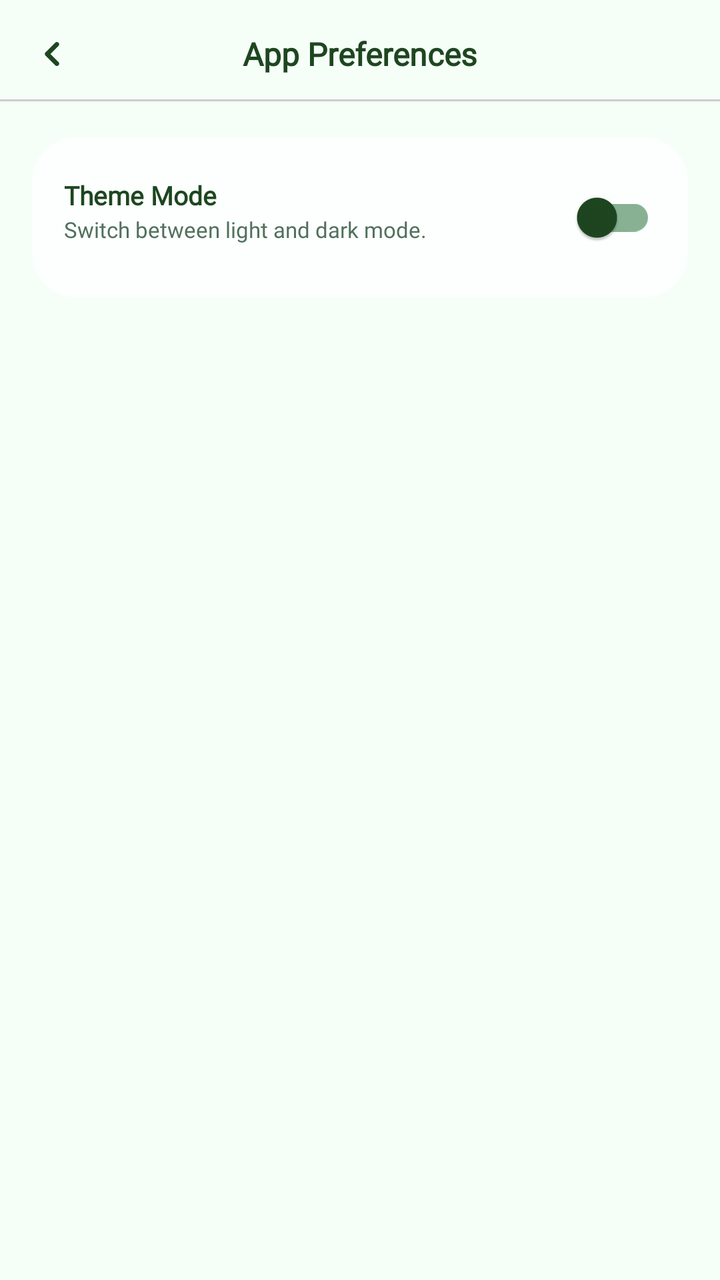
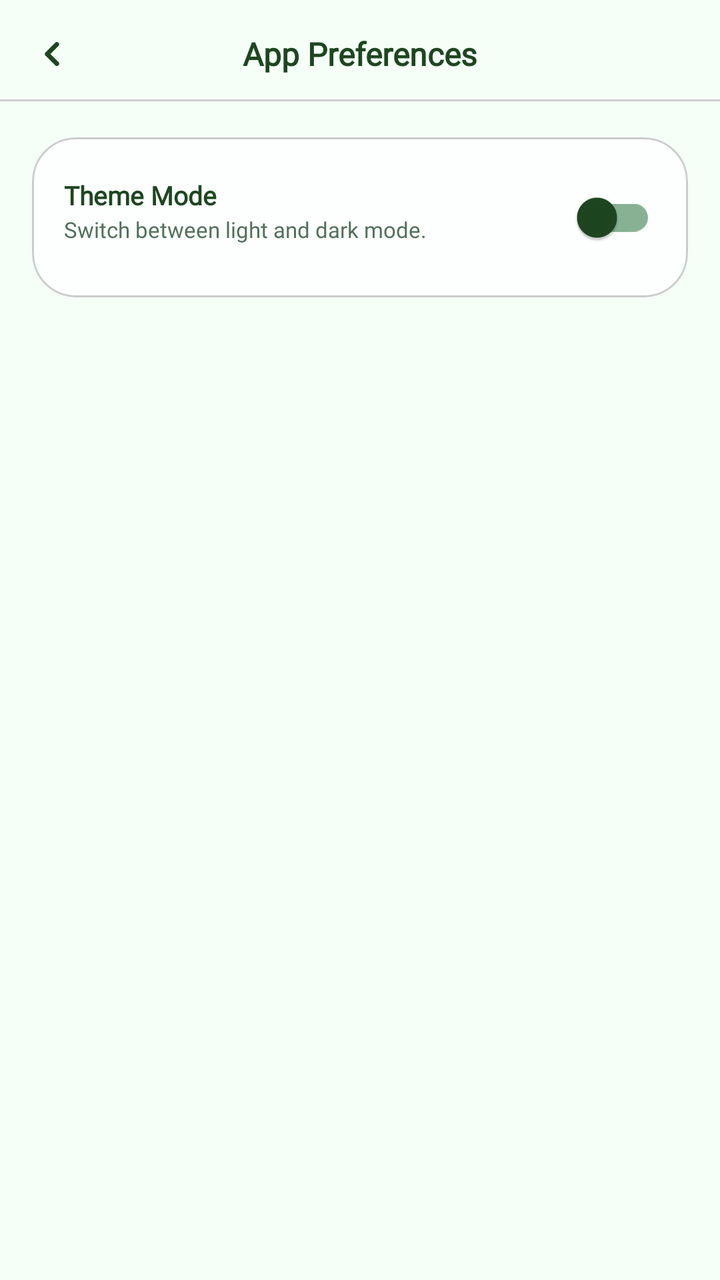

Before-and-after screenshots of an Android layout around one commit, followed by the original layout XML and the change that was made.
<!-- AndroidManifest.xml: application theme Theme.SmartGrow -->
<!-- res/layout/fragment_app_preferences.xml -->
<?xml version="1.0" encoding="utf-8"?>
<androidx.constraintlayout.widget.ConstraintLayout
    xmlns:android="http://schemas.android.com/apk/res/android"
    xmlns:app="http://schemas.android.com/apk/res-auto"
    android:layout_width="match_parent"
    android:layout_height="match_parent"
    android:background="@color/app_background"
    android:clipChildren="false"
    android:clipToPadding="false">

    
    <ImageView
        android:id="@+id/btn_back_preferences"
        android:layout_width="20dp"
        android:layout_height="20dp"
        android:layout_marginStart="16dp"
        android:background="?attr/selectableItemBackgroundBorderless"
        android:clickable="true"
        android:focusable="true"
        android:padding="4dp"
        android:src="@drawable/ic_back"
        app:tint="@color/profile_title_color"
        app:layout_constraintBottom_toBottomOf="@id/tv_preferences_title"
        app:layout_constraintStart_toStartOf="parent"
        app:layout_constraintTop_toTopOf="@id/tv_preferences_title"
        android:contentDescription="Go back" />

    
    <TextView
        android:id="@+id/tv_preferences_title"
        android:layout_width="wrap_content"
        android:layout_height="wrap_content"
        android:layout_marginTop="16dp"
        android:text="App Preferences"
        android:textColor="@color/profile_title_color"
        android:fontFamily="@font/inter_extrabold"
        android:textSize="16sp"
        android:textStyle="bold"
        app:layout_constraintEnd_toEndOf="parent"
        app:layout_constraintStart_toStartOf="parent"
        app:layout_constraintTop_toTopOf="parent" />

    
    <View
        android:id="@+id/header_divider"
        android:layout_width="0dp"
        android:layout_height="1dp"
        android:layout_marginTop="12dp"
        android:background="@color/divider"
        app:layout_constraintEnd_toEndOf="parent"
        app:layout_constraintStart_toStartOf="parent"
        app:layout_constraintTop_toBottomOf="@id/tv_preferences_title" />

    
    <androidx.core.widget.NestedScrollView
        android:layout_width="0dp"
        android:layout_height="0dp"
        android:layout_marginTop="12dp"
        android:fillViewport="true"
        android:scrollbars="none"
        app:layout_constraintBottom_toBottomOf="parent"
        app:layout_constraintEnd_toEndOf="parent"
        app:layout_constraintStart_toStartOf="parent"
        app:layout_constraintTop_toBottomOf="@id/header_divider">

        <LinearLayout
            android:layout_width="match_parent"
            android:layout_height="wrap_content"
            android:orientation="vertical"
            android:paddingBottom="24dp">

            
            <com.google.android.material.card.MaterialCardView
                android:layout_width="match_parent"
                android:layout_height="wrap_content"
                android:layout_marginHorizontal="16dp"
                android:layout_marginVertical="6dp"
                app:cardBackgroundColor="@color/profile_card_bg"
                app:cardCornerRadius="22dp"
                app:cardElevation="0dp"
                app:strokeWidth="0dp"
                app:strokeColor="@android:color/transparent">

                <androidx.constraintlayout.widget.ConstraintLayout
                    android:layout_width="match_parent"
                    android:layout_height="wrap_content"
                    android:padding="16dp">

                    <TextView
                        android:id="@+id/tv_theme_title"
                        android:layout_width="0dp"
                        android:layout_height="wrap_content"
                        android:layout_marginEnd="16dp"
                        android:layout_marginTop="4dp"
                        android:text="Theme Mode"
                        android:textColor="@color/profile_title_color"
                        android:fontFamily="@font/inter_extrabold"
                        android:textSize="13sp"
                        android:textStyle="bold"
                        app:layout_constraintEnd_toStartOf="@id/switch_theme"
                        app:layout_constraintStart_toStartOf="parent"
                        app:layout_constraintTop_toTopOf="parent" />

                    <TextView
                        android:layout_width="0dp"
                        android:layout_height="wrap_content"
                        android:layout_marginTop="1dp"
                        android:layout_marginEnd="16dp"
                        android:fontFamily="@font/inter_medium"
                        android:text="Switch between light and dark mode."
                        android:textColor="@color/text_secondary"
                        android:textSize="11sp"
                        app:layout_constraintEnd_toStartOf="@id/switch_theme"
                        app:layout_constraintStart_toStartOf="parent"
                        app:layout_constraintTop_toBottomOf="@id/tv_theme_title" />

                    <androidx.appcompat.widget.SwitchCompat
                        android:id="@+id/switch_theme"
                        android:layout_width="wrap_content"
                        android:layout_height="wrap_content"
                        app:layout_constraintBottom_toBottomOf="parent"
                        app:layout_constraintEnd_toEndOf="parent"
                        app:layout_constraintTop_toTopOf="parent"
                        app:thumbTint="@color/profile_title_color"
                        app:trackTint="#88B193"/>
                </androidx.constraintlayout.widget.ConstraintLayout>
            </com.google.android.material.card.MaterialCardView>
        </LinearLayout>
    </androidx.core.widget.NestedScrollView>
</androidx.constraintlayout.widget.ConstraintLayout>
<!-- resources referenced by this layout -->
<resources>
  <color name="app_background">#F5FFF8</color>
  <color name="divider">#CCCCCC</color>
  <color name="profile_card_bg">#B3FFFFFF</color>
  <color name="profile_title_color">#1e4620</color>
  <color name="text_secondary">#52705D</color>
  <!-- drawable ic_back (drawable) -->
  <vector xmlns:android="http://schemas.android.com/apk/res/android"
      android:width="512dp"
      android:height="512dp"
      android:viewportWidth="512"
      android:viewportHeight="512">
    <path
        android:pathData="M353.56,0.08C357.11,0.08 360.66,0.08 364.22,0.08C367.19,1.92 374.58,2.14 378.56,4.11C393.52,11.5 404.28,23.82 407.7,40.46C414.26,72.47 386.01,92.33 366.38,112.23C334.11,144.95 301.48,177.34 268.9,209.75C258.82,219.77 248.74,229.81 238.73,239.91C233.63,245.06 227.91,249.93 223.3,255.53C228.34,261.95 235.03,267.53 240.83,273.29C251.85,284.23 262.79,295.27 273.78,306.24C304.6,336.98 335.02,368.15 366.11,398.6C372.57,404.93 378.91,411.37 385.28,417.77C400.7,433.28 412.97,447.13 408.61,471.07C405.55,487.85 394.47,500.51 379.48,507.87C375.55,509.8 368.01,510.1 365.13,511.92C361.58,511.92 358.03,511.92 354.48,511.92C352.39,510.58 348.57,510.58 346.03,509.88C341.29,508.57 336.65,506.39 332.46,503.79C324.57,498.91 318.22,490.86 311.69,484.36C299.66,472.39 287.73,460.31 275.69,448.35C237.53,410.45 199.54,372.38 161.6,334.26C150.65,323.25 139.59,312.33 128.65,301.3C124.81,297.43 120.03,294.72 116.33,290.7C107.37,280.97 102.73,268.77 102.71,255.53C102.7,242.34 107.38,230.05 116.33,220.36C120.03,216.35 124.82,213.64 128.65,209.76C139.26,199.03 150,188.42 160.67,177.74C198.7,139.71 236.5,101.45 274.77,63.66C286.84,51.74 298.7,39.59 310.77,27.66C317.31,21.21 323.51,13.41 331.28,8.4C335.5,5.68 340.28,3.48 345.11,2.13C347.63,1.42 351.5,1.44 353.56,0.08Z"
        android:strokeLineJoin="round"
        android:strokeWidth="0.25"
        android:fillColor="#000000"
        android:fillType="evenOdd"
        android:strokeColor="#000000"/>
  </vector>
  <style name="Theme.SmartGrow" parent="Base.Theme.SmartGrow" />
  <style name="Base.Theme.SmartGrow" parent="Theme.Material3.DayNight.NoActionBar">
          <item name="android:windowBackground">@color/app_background</item>
          <item name="android:windowDisablePreview">true</item>
  
          
          <item name="android:statusBarColor">@color/app_background</item>
          <item name="android:windowLightStatusBar">true</item>
  
          
          <item name="android:navigationBarColor">@color/app_background</item>
          <item name="android:windowLightNavigationBar" ns0:targetApi="o_mr1">true</item>
  
          <item name="android:windowDrawsSystemBarBackgrounds">true</item>
          <item name="android:windowTranslucentStatus">false</item>
          <item name="android:windowTranslucentNavigation">false</item>
  
          
          <item name="popupMenuStyle">@style/ModernPopupMenuStyle</item>
      </style>
  <style name="ModernPopupMenuStyle" parent="Widget.Material3.PopupMenu">
          <item name="android:popupBackground">@android:color/white</item>
      </style>
</resources>

<!-- the commit's change to res/layout/fragment_app_preferences.xml (unified diff, before → after) -->
@@ -78,8 +78,8 @@
                 app:cardBackgroundColor="@color/profile_card_bg"
                 app:cardCornerRadius="22dp"
                 app:cardElevation="0dp"
-                app:strokeWidth="0dp"
-                app:strokeColor="@android:color/transparent">
+                app:strokeColor="@color/divider"
+                app:strokeWidth="1dp">
 
                 <androidx.constraintlayout.widget.ConstraintLayout
                     android:layout_width="match_parent"
